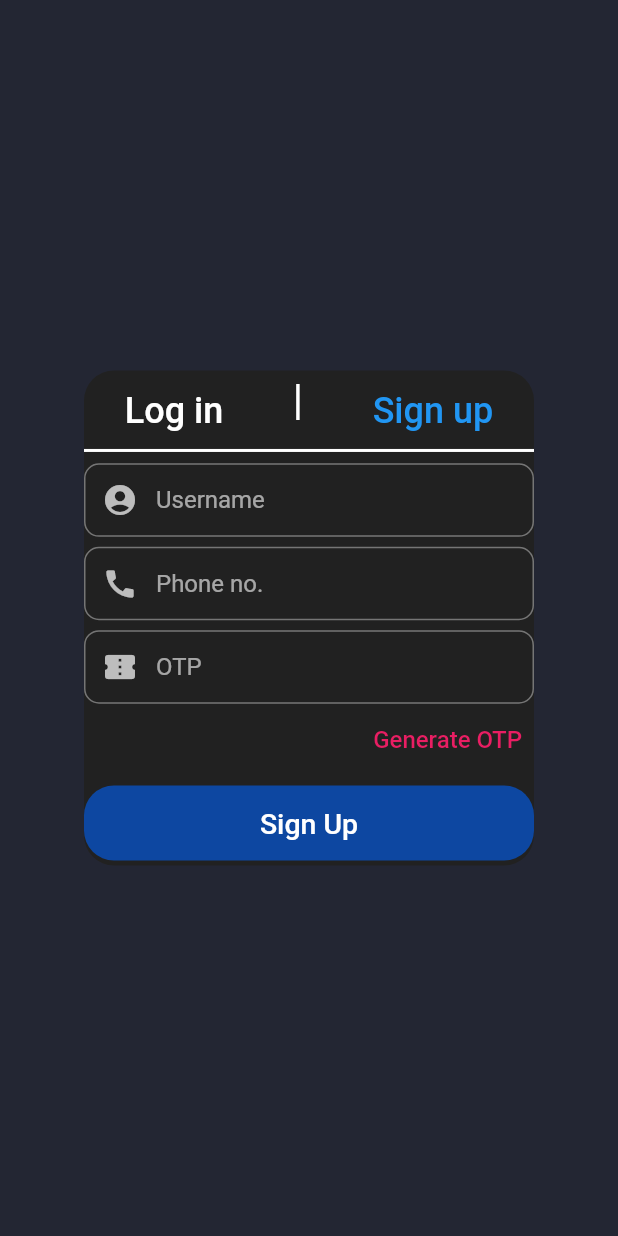
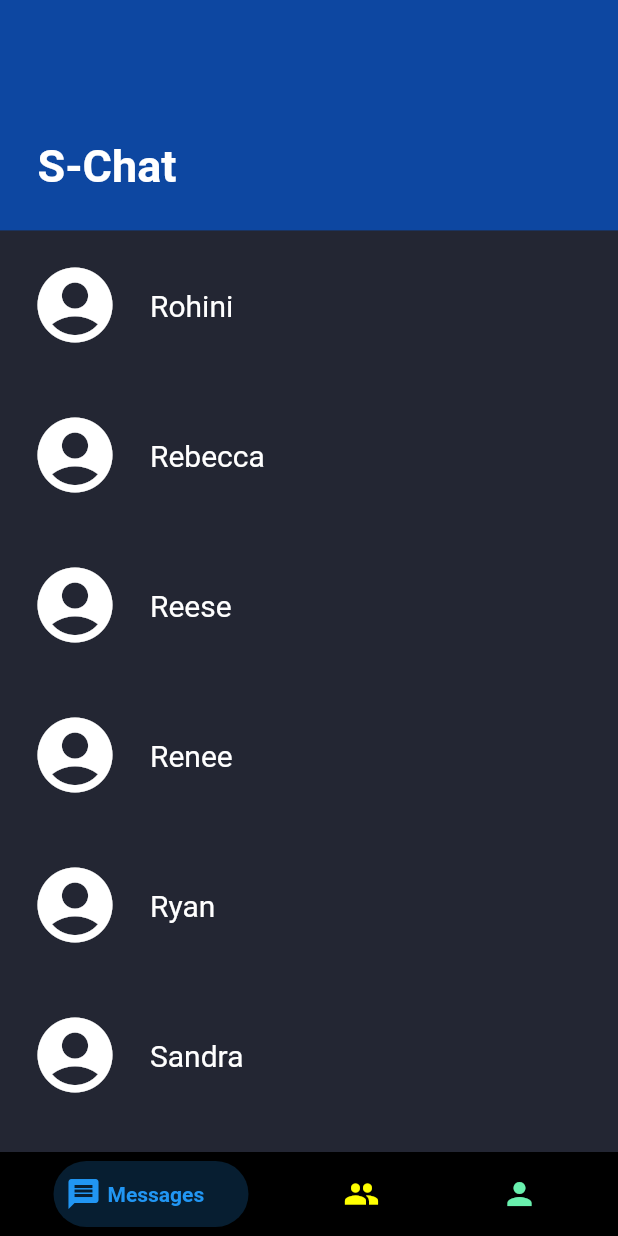
Before and after one commit to vishalsharma0657/s-chat, a Flutter app: the screen it shows after launch, after a tap on "Log in", after a tap on "Sign up", after a tap on "Sign Up", on a phone screen of 412 x 824 dp. Run offline on Flutter 3.47's test engine with Material 2 defaults, Android fonts, the phone set to English and light mode, and no system bars; drawn by our look-alikes of bottom_navy_bar.

Commit message:
created ui of friendlist.

```diff
--- a/lib/Authentication/btn_and_input.dart
+++ b/lib/Authentication/btn_and_input.dart
@@ -1,4 +1,5 @@
 import 'package:flutter/material.dart';
+import 'package:s_chat/Friend_list/listpage.dart';
 
 class Btn extends StatelessWidget {
   final bool flag;
@@ -12,7 +13,12 @@ class Btn extends StatelessWidget {
       decoration: BoxDecoration(
           borderRadius: BorderRadius.circular(20), color: Colors.blue[900]),
       child: TextButton(
-        onPressed: () {},
+        onPressed: () {
+          Navigator.push(
+            context,
+            MaterialPageRoute(builder: (context) => const ListPage()),
+          );
+        },
         child: Row(
           mainAxisAlignment: MainAxisAlignment.center,
           children: [
--- /dev/null
+++ b/lib/Friend_list/account_page.dart
@@ -0,0 +1,12 @@
+import 'package:flutter/material.dart';
+
+class AccountPage extends StatelessWidget {
+  const AccountPage({Key? key}) : super(key: key);
+
+  @override
+  Widget build(BuildContext context) {
+    return const Center(
+      child: Text('account page'),
+    );
+  }
+}
--- /dev/null
+++ b/lib/Friend_list/box.dart
@@ -0,0 +1,29 @@
+import 'package:flutter/material.dart';
+
+class FriendBox extends StatelessWidget {
+  final String name;
+  const FriendBox(this.name, {Key? key}) : super(key: key);
+
+  @override
+  Widget build(BuildContext context) {
+    return SizedBox(
+      child: Row(
+        crossAxisAlignment: CrossAxisAlignment.center,
+        children: [
+          const Padding(
+            padding: EdgeInsets.all(20.0),
+            child: Icon(
+              Icons.account_circle,
+              color: Colors.white,
+              size: 60,
+            ),
+          ),
+          Text(
+            name,
+            style: const TextStyle(fontSize: 20, color: Colors.white),
+          )
+        ],
+      ),
+    );
+  }
+}
--- /dev/null
+++ b/lib/Friend_list/dummy_name.dart
@@ -0,0 +1,14 @@
+List<String> friends = [
+  'Rohini',
+  'Rebecca',
+  'Reese',
+  'Renee',
+  'Ryan',
+  'Sandra',
+  'Stephanie',
+  'Tiffany',
+  'Valerie',
+  'Vanessa',
+  'Veronica',
+  'Whitney',
+];
--- /dev/null
+++ b/lib/Friend_list/friends_page.dart
@@ -0,0 +1,12 @@
+import 'package:flutter/material.dart';
+
+class FriendsPage extends StatelessWidget {
+  const FriendsPage({Key? key}) : super(key: key);
+
+  @override
+  Widget build(BuildContext context) {
+    return const Center(
+      child: Text('friends page'),
+    );
+  }
+}
--- /dev/null
+++ b/lib/Friend_list/listpage.dart
@@ -0,0 +1,47 @@
+import 'package:flutter/material.dart';
+import 'package:bottom_navy_bar/bottom_navy_bar.dart';
+import 'package:s_chat/Friend_list/account_page.dart';
+import 'package:s_chat/Friend_list/friends_page.dart';
+import 'package:s_chat/Friend_list/messages.dart';
+
+class ListPage extends StatefulWidget {
+  const ListPage({Key? key}) : super(key: key);
+
+  @override
+  State<ListPage> createState() => _ListPageState();
+}
+
+class _ListPageState extends State<ListPage> {
+  int _selectedIndex = 0;
+  List<Widget> ls = const [Msgs(), FriendsPage(), AccountPage()];
+  @override
+  Widget build(BuildContext context) {
+    return Scaffold(
+        backgroundColor: const Color.fromARGB(255, 35, 38, 51),
+        body: ls[_selectedIndex],
+        bottomNavigationBar: BottomNavyBar(
+          mainAxisAlignment: MainAxisAlignment.spaceAround,
+          backgroundColor: Colors.black,
+          selectedIndex: _selectedIndex,
+          showElevation: false, // use this to remove appBar's elevation
+          onItemSelected: (index) => setState(() {
+            _selectedIndex = index;
+            const Duration(milliseconds: 100);
+          }),
+          items: [
+            BottomNavyBarItem(
+                icon: const Icon(Icons.message),
+                title: const Text('Messages'),
+                activeColor: Colors.blue),
+            BottomNavyBarItem(
+                icon: const Icon(Icons.people),
+                title: const Text('Friends'),
+                activeColor: Colors.yellowAccent),
+            BottomNavyBarItem(
+                icon: const Icon(Icons.person),
+                title: const Text('Account'),
+                activeColor: Colors.greenAccent),
+          ],
+        ));
+  }
+}
--- /dev/null
+++ b/lib/Friend_list/messages.dart
@@ -0,0 +1,46 @@
+import 'package:flutter/material.dart';
+import 'package:s_chat/Friend_list/box.dart';
+import 'package:s_chat/Friend_list/dummy_name.dart';
+
+class Msgs extends StatelessWidget {
+  const Msgs({Key? key}) : super(key: key);
+
+  @override
+  Widget build(BuildContext context) {
+    return Column(
+      children: [
+        Expanded(
+          flex: 1,
+          child: Container(
+            color: Colors.blue[900],
+            width: double.infinity,
+            height: 120,
+            child: const Align(
+                alignment: Alignment.bottomLeft,
+                child: Padding(
+                  padding: EdgeInsets.all(25.0),
+                  child: Text(
+                    'S-Chat',
+                    style: TextStyle(
+                        color: Colors.white,
+                        fontSize: 30,
+                        fontWeight: FontWeight.bold),
+                  ),
+                )),
+          ),
+        ),
+        Expanded(
+          flex: 4,
+          child: ListView.builder(
+            padding: EdgeInsets.zero,
+            physics: const ClampingScrollPhysics(),
+            itemCount: friends.length,
+            itemBuilder: (context, index) {
+              return FriendBox(friends[index]);
+            },
+          ),
+        ),
+      ],
+    );
+  }
+}
--- a/pubspec.yaml
+++ b/pubspec.yaml
@@ -34,6 +34,7 @@ dependencies:
   # The following adds the Cupertino Icons font to your application.
   # Use with the CupertinoIcons class for iOS style icons.
   cupertino_icons: ^1.0.2
+  bottom_navy_bar: ^6.0.0
 
 dev_dependencies:
   flutter_test:
```
Also changed, not shown: pubspec.lock.
